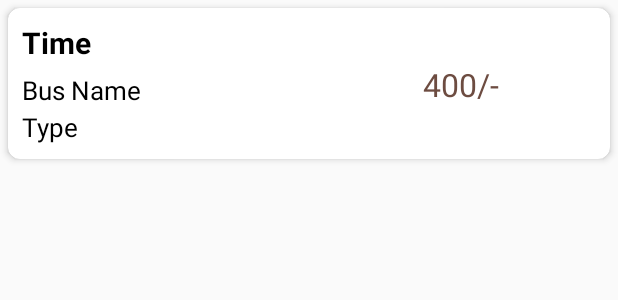
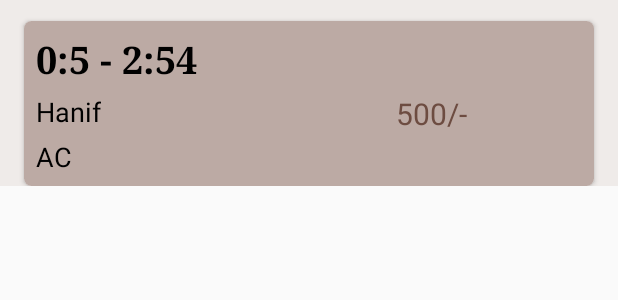
Before and after one commit to Farhandroid/BusManagementSystem_DBChanged, an Android app: the layout layout_for_bus_list_rv.xml on its own in the app's theme, with its tools: preview values and no code run, on a phone screen of 412 x 824 dp. Shown: the top 300 px of the screen. Run offline under Robolectric (Android 15) with nearby library versions, the phone set to English and light mode, and no system bars.

Commit message:
Bus List Added..

```diff
--- a/app/src/main/java/tanvir/busmanagementsystem/AddBusActivity.java
+++ b/app/src/main/java/tanvir/busmanagementsystem/AddBusActivity.java
@@ -106,7 +106,7 @@ public class AddBusActivity extends AppCompatActivity implements AdapterView.OnI
 
         BusINfoMC busINfoMC = new BusINfoMC(busName,busId,busType,totalBusSeat,busSeatPrice);
 
-        Toast.makeText(this, busName+"\n"+busId+"\n"+busType+"\n"+totalBusSeat+"\n"+busSeatPrice+"\n", Toast.LENGTH_LONG).show();
+       /// Toast.makeText(this, busName+"\n"+busId+"\n"+busType+"\n"+totalBusSeat+"\n"+busSeatPrice+"\n", Toast.LENGTH_LONG).show();
 
         Boolean aBoolean = databaseHelper.addBusInDatabase(busINfoMC);
 
--- a/app/src/main/res/layout/layout_for_bus_list_rv.xml
+++ b/app/src/main/res/layout/layout_for_bus_list_rv.xml
@@ -1,72 +1,84 @@
 <?xml version="1.0" encoding="utf-8"?>
-<android.support.v7.widget.CardView
-    xmlns:android="http://schemas.android.com/apk/res/android"
+<LinearLayout xmlns:android="http://schemas.android.com/apk/res/android"
     xmlns:app="http://schemas.android.com/apk/res-auto"
     xmlns:tools="http://schemas.android.com/tools"
     android:layout_width="match_parent"
     android:layout_height="wrap_content"
-    android:layout_margin="5dp"
-    app:cardCornerRadius="8dp"
-    android:id="@+id/cardView"
-    app:cardElevation="3dp"
-    android:clickable="true"
-    app:contentPadding="9dp"
-    android:foreground="?selectableItemBackground"
-    >
+    android:orientation="vertical"
+    android:background="@color/activityBackground">
 
-    <LinearLayout
-        android:orientation="vertical"
+    <android.support.v7.widget.CardView
+
+        android:padding="5dp"
         android:layout_width="match_parent"
-        android:layout_height="wrap_content">
-
-        <TextView
-            android:layout_margin="0dp"
-            android:id="@+id/timeInRV"
-            android:layout_width="match_parent"
-            android:layout_height="wrap_content"
-            android:text="Time"
-            android:textColor="#000000"
-            android:textSize="20sp"
-            android:textStyle="bold"
-            />
+        android:layout_height="110dp"
+        android:layout_marginLeft="16dp"
+        android:layout_marginRight="16dp"
+        android:layout_marginTop="14dp"
+        android:elevation="5dp"
+        app:cardCornerRadius="5dp">
 
         <LinearLayout
-            android:layout_marginTop="0dp"
+            android:id="@+id/rvLL"
+            android:padding="8dp"
+            android:background="@color/activityBackgroundDark"
             android:orientation="horizontal"
             android:layout_width="match_parent"
-            android:layout_height="wrap_content">
+            android:layout_height="match_parent">
 
-            <TextView
-                android:layout_marginTop="2dp"
-                android:textColor="#000000"
-                android:textSize="17sp"
-                android:id="@+id/busNameInRV"
-                android:text="Bus Name"
-                android:layout_width="260dp"
-                android:layout_height="wrap_content" />
+            <LinearLayout
+                android:orientation="vertical"
+                android:layout_width="190dp"
+                android:layout_height="wrap_content">
+
+                <TextView
+                    android:fontFamily="serif"
+                    android:textStyle="bold"
+                    android:textSize="25sp"
+                    android:textColor="@color/black"
+                    android:layout_width="210dp"
+                    android:text="0:5 - 2:54"
+                    android:id="@+id/busTimeInRV"
+                    android:layout_height="wrap_content" />
+
+                <TextView
+                    android:layout_marginTop="5dp"
+                    android:id="@+id/busNameInRV"
+                    android:text="Hanif"
+                    android:textSize="18sp"
+                    android:textColor="@color/black"
+                    android:layout_width="wrap_content"
+                    android:layout_height="wrap_content" />
+
+                <TextView
+                    android:layout_marginTop="5dp"
+                    android:id="@+id/busTypeInRV"
+                    android:text="AC"
+                    android:textSize="18sp"
+                    android:textColor="@color/black"
+                    android:layout_width="wrap_content"
+                    android:layout_height="wrap_content" />
+
+
+
+            </LinearLayout>
 
             <TextView
                 android:id="@+id/seatPriceInRV"
-                android:layout_marginLeft="7dp"
-                android:textSize="21sp"
-                android:textColor="@color/colorAccent"
-                android:text="400/-"
-                android:layout_width="match_parent"
+                android:textColor="@color/colorPrimaryDark"
+                android:layout_marginTop="40dp"
+                android:layout_marginLeft="50dp"
+                android:textSize="20sp"
+                android:text="500/-"
+                android:layout_width="wrap_content"
                 android:layout_height="wrap_content" />
+
+
 
         </LinearLayout>
 
 
-        <TextView
-            android:layout_marginTop="2dp"
-            android:textColor="#000000"
-            android:textSize="17sp"
-            android:id="@+id/busTypeInRV"
-            android:text="Type"
-            android:layout_width="match_parent"
-            android:layout_height="wrap_content" />
-    </LinearLayout>
+    </android.support.v7.widget.CardView>
 
 
-
-</android.support.v7.widget.CardView>
+</LinearLayout>
```
Also changed, not shown: app/src/main/AndroidManifest.xml (+7 -5 lines), app/src/main/java/tanvir/busmanagementsystem/BustListAV.java (+93 -9 lines), app/src/main/java/tanvir/busmanagementsystem/Database/DatabaseHelper.java (+70 -0 lines), app/src/main/java/tanvir/busmanagementsystem/MOdelClass/BusINfoMC.java (+10 -0 lines), app/src/main/java/tanvir/busmanagementsystem/MOdelClass/BusScheduleInfoMC.java (+17 -1 lines), app/src/main/java/tanvir/busmanagementsystem/RecyclerAdapter/RecyclerAdapterForBusList.java (+20 -9 lines), app/src/main/res/layout/activity_bust_list_av.xml (+69 -2 lines).
